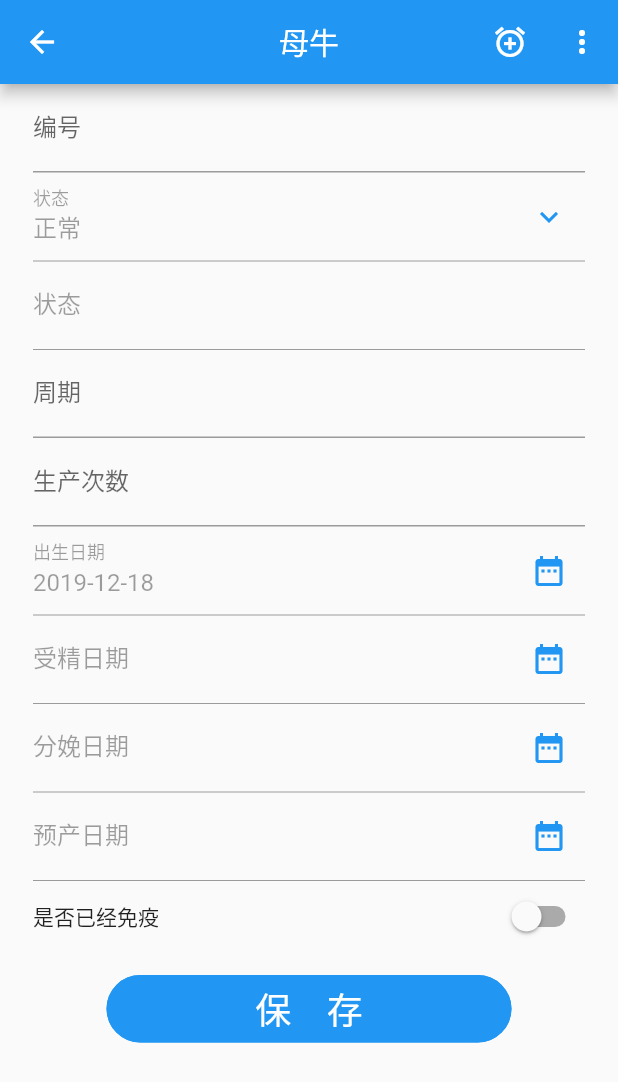
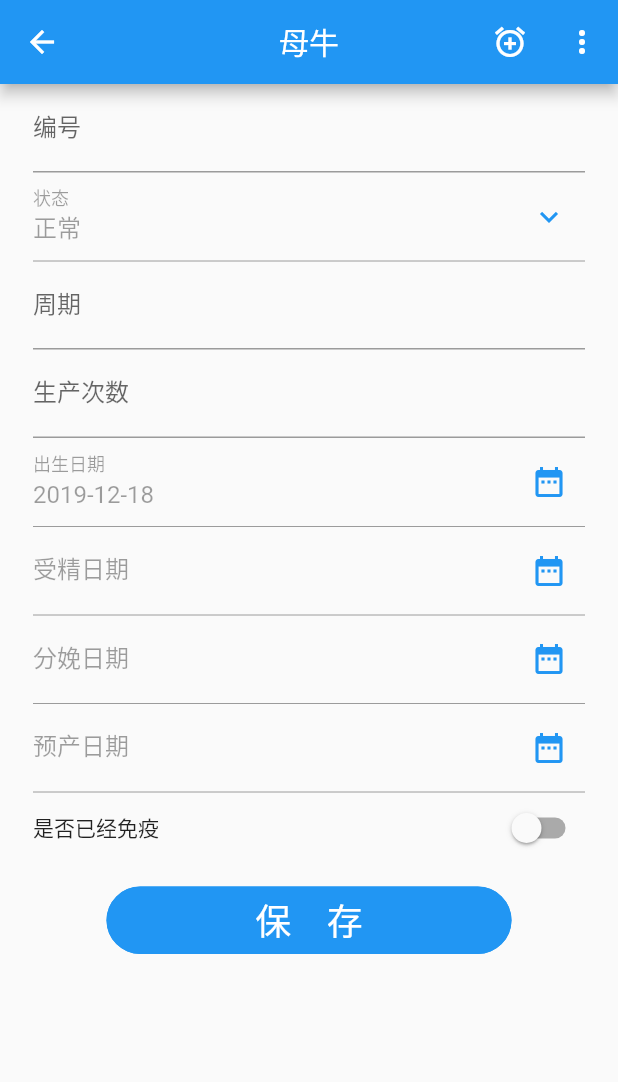
Before and after one commit to fivem/flutter_shiniu, a Flutter app: the WaitingParturition screen opened directly, after a tap on the "add" icon, on a phone screen of 412 x 824 dp. Shown: the top 1082 px of the screen. Run offline on Flutter 3.47's test engine with Material 2 defaults, Android fonts, the phone set to English and light mode, and no system bars; our stand-ins replace date_format, dio, sqflite; missing offline and left inert: mock_web_server; accounts and stored records are empty.

Commit message:
fixed bug

```diff
--- a/lib/main/producePage/datasource/cowDataSource.dart
+++ b/lib/main/producePage/datasource/cowDataSource.dart
@@ -1,4 +1,5 @@
 import 'package:flutter/material.dart';
+import 'package:flutter_shiniu/common/utils/enumTransfer.dart';
 import 'package:flutter_shiniu/main/producePage/dao/waitingParturitionDao.dart';
 import 'package:flutter_shiniu/main/producePage/entity/cowEntity.dart';
 import 'package:flutter_shiniu/main/producePage/productDetailPage/cowFormPage.dart';
@@ -27,7 +28,7 @@ class CowDataSource extends DataTableSource{
           }
         )),
         DataCell(Text('${cow.EDC}')),
-        DataCell(Text('${cow.state=="0"?"正常":"异常"}')),
+        DataCell(Text('${EnumTransfer.getStateText(cow.state)}')),
         DataCell(Text('${cow.immuno=="0"?"否":"是"}')),
 
       ],
--- a/lib/main/producePage/entity/cowEntity.dart
+++ b/lib/main/producePage/entity/cowEntity.dart
@@ -13,7 +13,7 @@ class CowEntity extends CommonEntity{
   int immuno;
   String remark;
 
-  CowEntity({pkid,this.cowCode, this.state, this.period, this.birthDay,
+  CowEntity({pkid,this.cowCode, this.state='0', this.period, this.birthDay,
       this.birthCount, this.fertilizationDate, this.childbirthDate, this.EDC,
       this.immuno, this.remark,createDate,createUser,deleteFlag});
 
--- a/lib/main/producePage/productDetailPage/cowFormPage.dart
+++ b/lib/main/producePage/productDetailPage/cowFormPage.dart
@@ -63,15 +63,6 @@ class _CowFormPageState extends State<CowFormPage> {
                  cowEntity.state = value;
                });
              }),
-            TextFormField(
-              enabled: false,
-              initialValue: cowEntity.state,
-              decoration: InputDecoration(
-                labelText: '状态'
-              ),
-              onSaved: (String value) => cowEntity.state = value,
-
-            ),
             TextFormField(
               enabled: widget.enable,
               initialValue: cowEntity.period,
```
